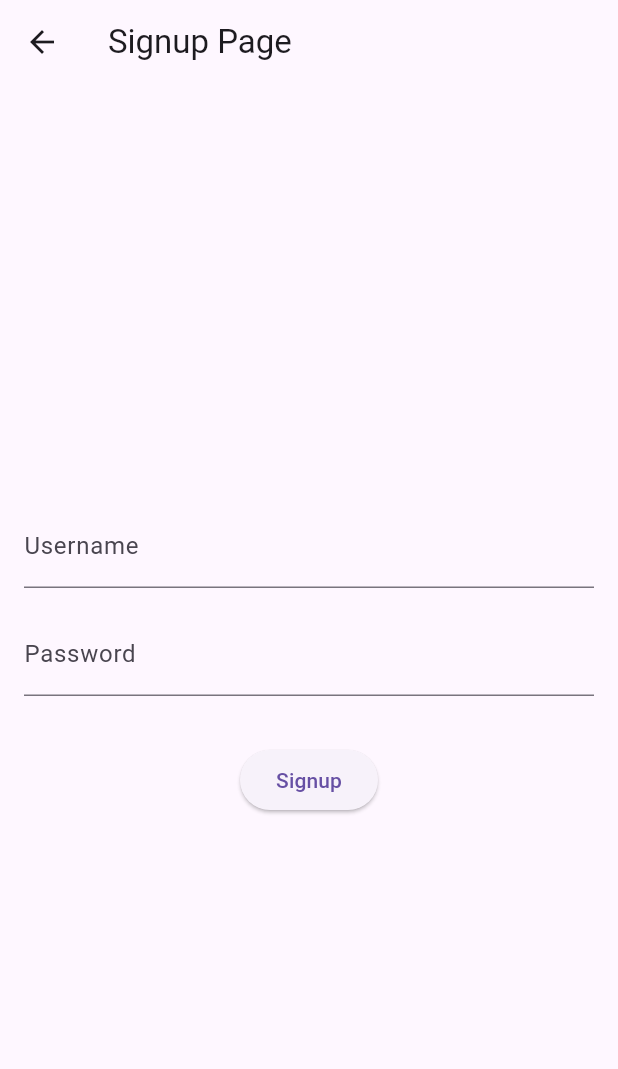
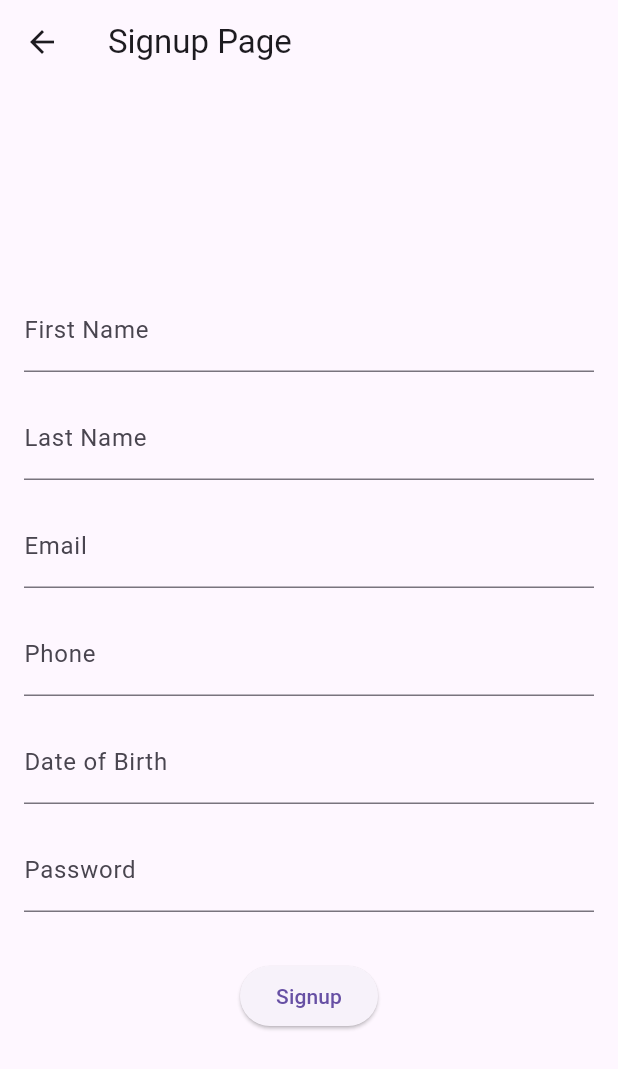
Before and after one commit to CPAD2023/CPAD2023SecBTeam10, a Flutter app: the SignupPage screen opened by its route, after a tap on "Signup", on a phone screen of 412 x 824 dp. Shown: the top 1069 px of the screen. Run offline on Flutter 3.47's test engine with Material 3 defaults, Android fonts, the phone set to English and light mode, and no system bars; network calls fail.

Commit message:
connection with backend of login and signup

```diff
--- a/frontend/lib/signup_page.dart
+++ b/frontend/lib/signup_page.dart
@@ -1,4 +1,6 @@
+import 'dart:convert';
 import 'package:flutter/material.dart';
+import 'package:http/http.dart' as http;
 
 class SignupPage extends StatefulWidget {
   @override
@@ -6,8 +8,41 @@ class SignupPage extends StatefulWidget {
 }
 
 class _SignupPageState extends State<SignupPage> {
-  TextEditingController _usernameController = TextEditingController();
+  TextEditingController _firstNameController = TextEditingController();
+  TextEditingController _lastNameController = TextEditingController();
+  TextEditingController _emailController = TextEditingController();
+  TextEditingController _phoneController = TextEditingController();
+  TextEditingController _dobController = TextEditingController();
   TextEditingController _passwordController = TextEditingController();
+
+  Future<void> _signup() async {
+    String apiUrl = 'http://127.0.0.1:5000/signup'; // Replace with your actual backend URL
+
+    try {
+      final response = await http.post(
+        Uri.parse(apiUrl),
+        headers: {'Content-Type': 'application/json'},
+        body: jsonEncode({
+          'first_name': _firstNameController.text,
+          'last_name': _lastNameController.text,
+          'email': _emailController.text,
+          'phone': _phoneController.text,
+          'dob': _dobController.text,
+          'password': _passwordController.text,
+        }),
+      );
+
+      if (response.body == "Success") {
+        Navigator.pushReplacementNamed(context, '/login');
+      } else {
+        // Handle other status codes if needed
+        print('Server returned status code: ${response.statusCode}');
+      }
+    } catch (e) {
+      // Handle any potential network or server errors
+      print('Error: $e');
+    }
+  }
 
   @override
   Widget build(BuildContext context) {
@@ -21,8 +56,28 @@ class _SignupPageState extends State<SignupPage> {
           mainAxisAlignment: MainAxisAlignment.center,
           children: [
             TextField(
-              controller: _usernameController,
-              decoration: InputDecoration(labelText: 'Username'),
+              controller: _firstNameController,
+              decoration: InputDecoration(labelText: 'First Name'),
+            ),
+            SizedBox(height: 16.0),
+            TextField(
+              controller: _lastNameController,
+              decoration: InputDecoration(labelText: 'Last Name'),
+            ),
+            SizedBox(height: 16.0),
+            TextField(
+              controller: _emailController,
+              decoration: InputDecoration(labelText: 'Email'),
+            ),
+            SizedBox(height: 16.0),
+            TextField(
+              controller: _phoneController,
+              decoration: InputDecoration(labelText: 'Phone'),
+            ),
+            SizedBox(height: 16.0),
+            TextField(
+              controller: _dobController,
+              decoration: InputDecoration(labelText: 'Date of Birth'),
             ),
             SizedBox(height: 16.0),
             TextField(
@@ -32,17 +87,7 @@ class _SignupPageState extends State<SignupPage> {
             ),
             SizedBox(height: 32.0),
             ElevatedButton(
-              onPressed: () {
-                // Implement your signup logic here
-                String username = _usernameController.text;
-                String password = _passwordController.text;
-
-                // Add your signup logic here (e.g., store user data)
-                // You might want to use a database or authentication service
-
-                // After signup, navigate to the login page
-                Navigator.pushReplacementNamed(context, '/');
-              },
+              onPressed: _signup,
               child: Text('Signup'),
             ),
           ],
--- a/frontend/lib/splash_screen.dart
+++ b/frontend/lib/splash_screen.dart
@@ -45,7 +45,10 @@ class _SplashScreenState extends State<SplashScreen>
           child: Column(
             mainAxisAlignment: MainAxisAlignment.center,
             children: [
-              FlutterLogo(size: 100.0),
+              Image.asset(
+                'assets/scrum_icon.png',  // Adjust the path and file name accordingly
+                width: 100.0,  // Adjust the size of your custom icon
+              ),
               SizedBox(height: 16.0),
               Text(
                 'Scrum Bot',
```
Also changed, not shown: frontend/lib/login.dart (+35 -24 lines), frontend/pubspec.yaml (+5 -5 lines), frontend/assets/scrum_icon.png (added), frontend/pubspec.lock, 2 other files.
